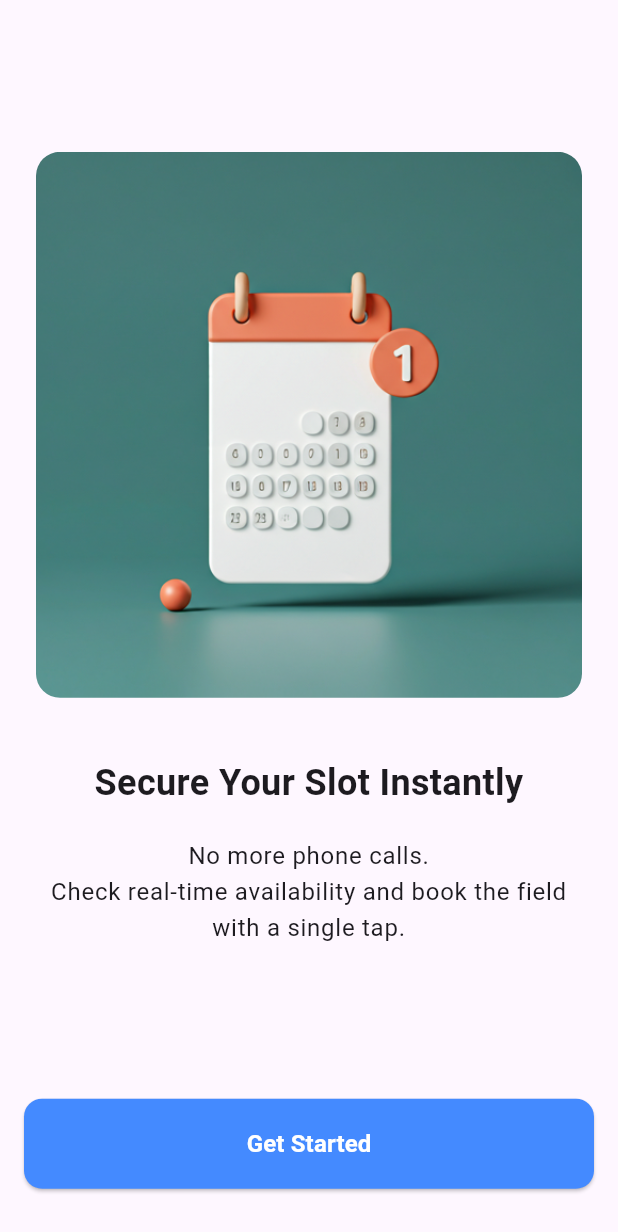
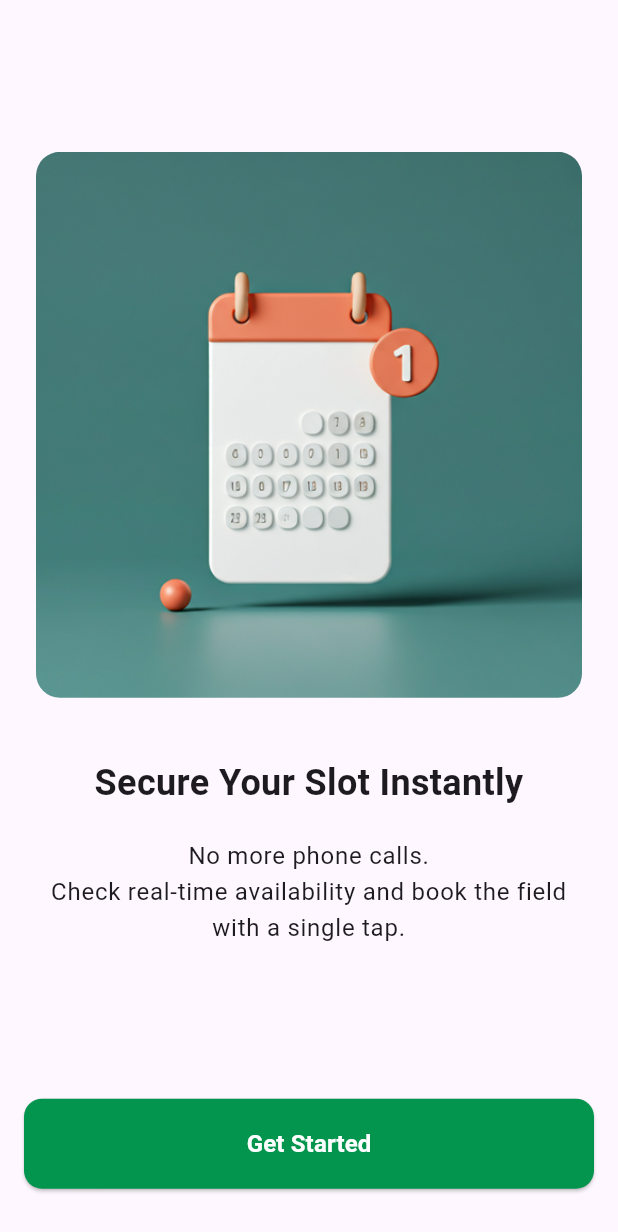
Before and after one commit to ahmedadss2003/kick-off, a Flutter app: the screen it shows after launch, after a tap on "Next", on a phone screen of 412 x 824 dp. Shown: the top 1232 px of the screen. Run offline on Flutter 3.47's test engine with Material 3 defaults, Android fonts, the phone set to English and light mode, and no system bars; our stand-ins replace dio, flutter_bloc, flutter_screenutil, shared_preferences.

Commit message:
update logo and add animation and and checked  if user first time opeen app or no

```diff
--- a/lib/core/databases/cache/cache_helper.dart
+++ b/lib/core/databases/cache/cache_helper.dart
@@ -1,6 +1,19 @@
 import 'package:shared_preferences/shared_preferences.dart';
 
 class CacheHelper {
+  // see  if user is first time using the app
+  static const String _firstTimeKey = "isFirstTime";
+
+  static Future<bool> isFirstTime() async {
+    final prefs = await SharedPreferences.getInstance();
+    return prefs.getBool(_firstTimeKey) ?? true;
+  }
+
+  static Future<void> setNotFirstTime() async {
+    final prefs = await SharedPreferences.getInstance();
+    await prefs.setBool(_firstTimeKey, false);
+  }
+
   static SharedPreferences? _preferences;
 
   /// Initialize SharedPreferences
--- a/lib/features/auth_screen/presentation/ui/login_view_view.dart
+++ b/lib/features/auth_screen/presentation/ui/login_view_view.dart
@@ -7,7 +7,7 @@ class LogginView extends StatelessWidget {
 
   @override
   Widget build(BuildContext context) {
-    return const Scaffold(
+    return Scaffold(
       backgroundColor: Colors.white,
       body: SafeArea(child: LoginViewBody()),
     );
--- a/lib/features/auth_screen/presentation/ui/widgets/register_view_body.dart
+++ b/lib/features/auth_screen/presentation/ui/widgets/register_view_body.dart
@@ -2,7 +2,6 @@ import 'package:dio/dio.dart';
 import 'package:flutter/material.dart';
 import 'package:flutter_bloc/flutter_bloc.dart';
 import 'package:flutter_screenutil/flutter_screenutil.dart';
-import 'package:kickoff/core/databases/api/api_consumer.dart';
 import 'package:kickoff/core/databases/api/dio_consumer.dart';
 import 'package:kickoff/core/theming/colors.dart';
 import 'package:kickoff/core/theming/styles.dart';
@@ -15,8 +14,6 @@ import 'package:kickoff/features/auth_screen/presentation/ui/widgets/auth_header
 import 'package:kickoff/features/auth_screen/presentation/ui/widgets/custom_auth_button.dart';
 import 'package:kickoff/features/auth_screen/presentation/ui/widgets/custom_passward.dart';
 import 'package:kickoff/features/auth_screen/presentation/ui/widgets/custom_textform.dart';
-import 'package:kickoff/features/auth_screen/presentation/ui/widgets/labeled_auth_text_field.dart';
-import 'package:kickoff/features/test/testfile.dart';
 
 class RegisterViewBody extends StatefulWidget {
   const RegisterViewBody({super.key});
--- a/lib/features/onboarding/custom_button.dart
+++ b/lib/features/onboarding/custom_onboarding_button.dart
@@ -1,4 +1,5 @@
 import 'package:flutter/material.dart';
+import 'package:kickoff/core/theming/colors.dart';
 
 class CustomBtn extends StatelessWidget {
   const CustomBtn({super.key, required this.text, this.onPressed});
@@ -15,7 +16,7 @@ class CustomBtn extends StatelessWidget {
           shape: RoundedRectangleBorder(
             borderRadius: BorderRadius.circular(12),
           ),
-          backgroundColor: Colors.blueAccent,
+          backgroundColor: const Color.fromARGB(255, 3, 148, 78),
           padding: const EdgeInsets.symmetric(vertical: 16),
         ),
         child: Text(
--- a/lib/features/onboarding/onboarding_screen.dart
+++ b/lib/features/onboarding/onboarding_screen.dart
@@ -1,7 +1,8 @@
 import 'package:flutter/material.dart';
+import 'package:kickoff/core/databases/cache/cache_helper.dart';
 import 'package:kickoff/features/auth_screen/presentation/ui/login_view_view.dart';
 
-import 'package:kickoff/features/onboarding/custom_button.dart';
+import 'package:kickoff/features/onboarding/custom_onboarding_button.dart';
 
 import 'onboarding_data.dart';
 import 'onboarding_page.dart';
@@ -38,11 +39,28 @@ class _OnboardingScreenState extends State<OnboardingScreen> {
     completeOnboarding();
   }
 
+  @override
+  void dispose() {
+    pageController.dispose();
+    super.dispose();
+  }
+
   Future<void> completeOnboarding() async {
+    await CacheHelper.setNotFirstTime();
     if (!mounted) return;
-    Navigator.of(
-      context,
-    ).pushReplacement(MaterialPageRoute(builder: (_) => const LogginView()));
+    Navigator.of(context).pushReplacement(
+      PageRouteBuilder(
+        transitionDuration: const Duration(milliseconds: 600),
+        pageBuilder: (context, animation, secondaryAnimation) =>
+            const LogginView(),
+        transitionsBuilder: (context, animation, secondaryAnimation, child) {
+          return FadeTransition(
+            opacity: animation,
+            child: ScaleTransition(scale: animation, child: child),
+          );
+        },
+      ),
+    );
   }
 
   @override
@@ -68,7 +86,16 @@ class _OnboardingScreenState extends State<OnboardingScreen> {
           Flexible(
             child: Padding(
               padding: const EdgeInsets.symmetric(horizontal: 16.0),
+              child: AnimatedSwitcher(
+                duration: const Duration(milliseconds: 400),
+                transitionBuilder: (child, animation) {
+                  return ScaleTransition(
+                    scale: animation,
+                    child: FadeTransition(opacity: animation, child: child),
+                  );
+                },
                 child: CustomBtn(
+                  key: ValueKey(currentPage),
                   text: currentPage == onboardingPages.length - 1
                       ? 'Get Started'
                       : 'Next',
@@ -80,6 +107,7 @@ class _OnboardingScreenState extends State<OnboardingScreen> {
                 ),
               ),
             ),
+          ),
         ],
       ),
     );
--- a/lib/features/splash_screen/spalsh_screen.dart
+++ b/lib/features/splash_screen/spalsh_screen.dart
@@ -1,4 +1,6 @@
 import 'package:flutter/material.dart';
+import 'package:kickoff/core/databases/cache/cache_helper.dart';
+import 'package:kickoff/features/home/home.dart';
 import 'package:kickoff/features/onboarding/onboarding_screen.dart';
 
 class SplashScreen extends StatefulWidget {
@@ -53,9 +55,14 @@ class _SplashScreenState extends State<SplashScreen>
     }
   }
 
-  void _navigateToHome() {
+  Future<void> _navigateToHome() async {
+    final isFirst = await CacheHelper.isFirstTime();
+    if (!mounted) return;
+
     Navigator.of(context).pushReplacement(
-      MaterialPageRoute(builder: (context) => const OnboardingScreen()),
+      MaterialPageRoute(
+        builder: (context) => isFirst ? const OnboardingScreen() : const Home(),
+      ),
     );
   }
 
@@ -83,7 +90,7 @@ class _SplashScreenState extends State<SplashScreen>
                   decoration: BoxDecoration(
                     borderRadius: BorderRadius.circular(20),
                   ),
-                  child: Image.asset('assets/images/appp_logo.png'),
+                  child: Image.asset('assets/images/app_logo2.png'),
                 ),
               ),
             ),
--- a/lib/main.dart
+++ b/lib/main.dart
@@ -1,12 +1,12 @@
 import 'package:flutter/material.dart';
 import 'package:flutter_screenutil/flutter_screenutil.dart';
+import 'package:kickoff/core/databases/cache/cache_helper.dart';
 import 'package:kickoff/core/routes_manager/routes_generators.dart';
-import 'package:kickoff/features/onboarding/onboarding_screen.dart';
-import 'package:animated_splash_screen/animated_splash_screen.dart';
 import 'package:kickoff/features/splash_screen/spalsh_screen.dart';
 
 void main() async {
   WidgetsFlutterBinding.ensureInitialized();
+  await CacheHelper.init();
   await ScreenUtil.ensureScreenSize();
   runApp(const MyApp());
 }
--- a/pubspec.yaml
+++ b/pubspec.yaml
@@ -40,6 +40,7 @@ dependencies:
   flutter_launcher_icons: ^0.14.4
   flutter_screenutil: ^5.9.3
   animated_splash_screen: ^1.3.0
+  flutter_bloc: ^9.1.1
 
 dev_dependencies:
   flutter_test:
```
Also changed, not shown: lib/features/auth_screen/presentation/ui/widgets/login_view_body.dart (+3 -29 lines), lib/features/home/home.dart (added, +13 -0 lines), pubspec.lock, 1 other file. Lines whose indentation alone changed are shown as unchanged.
